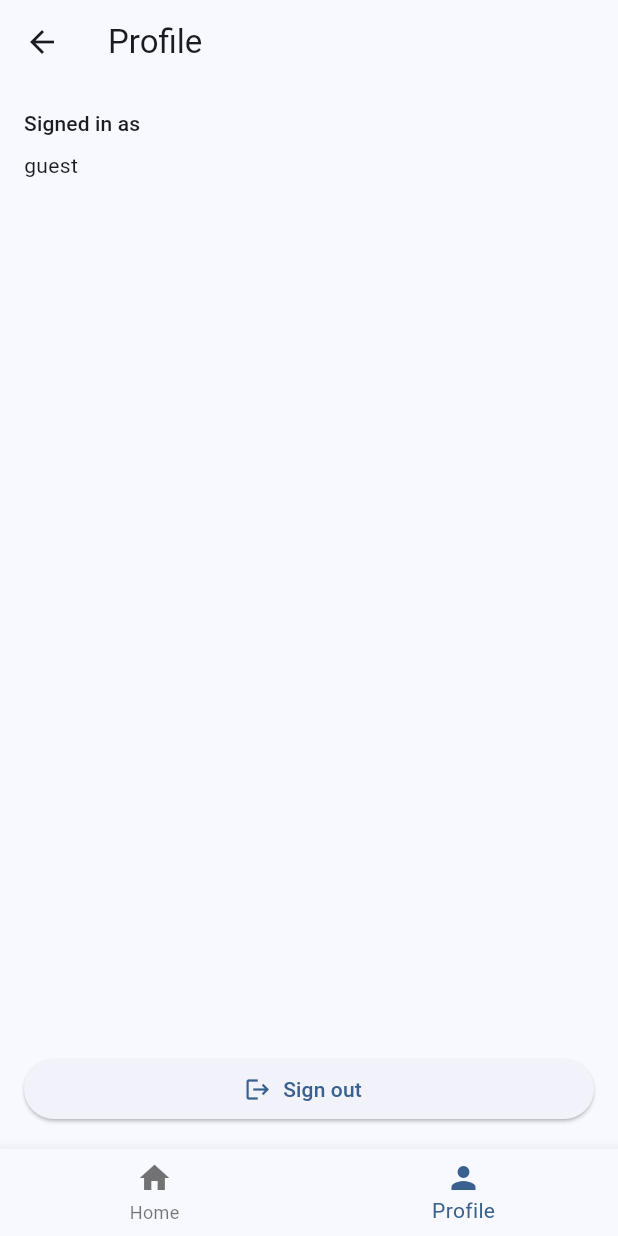
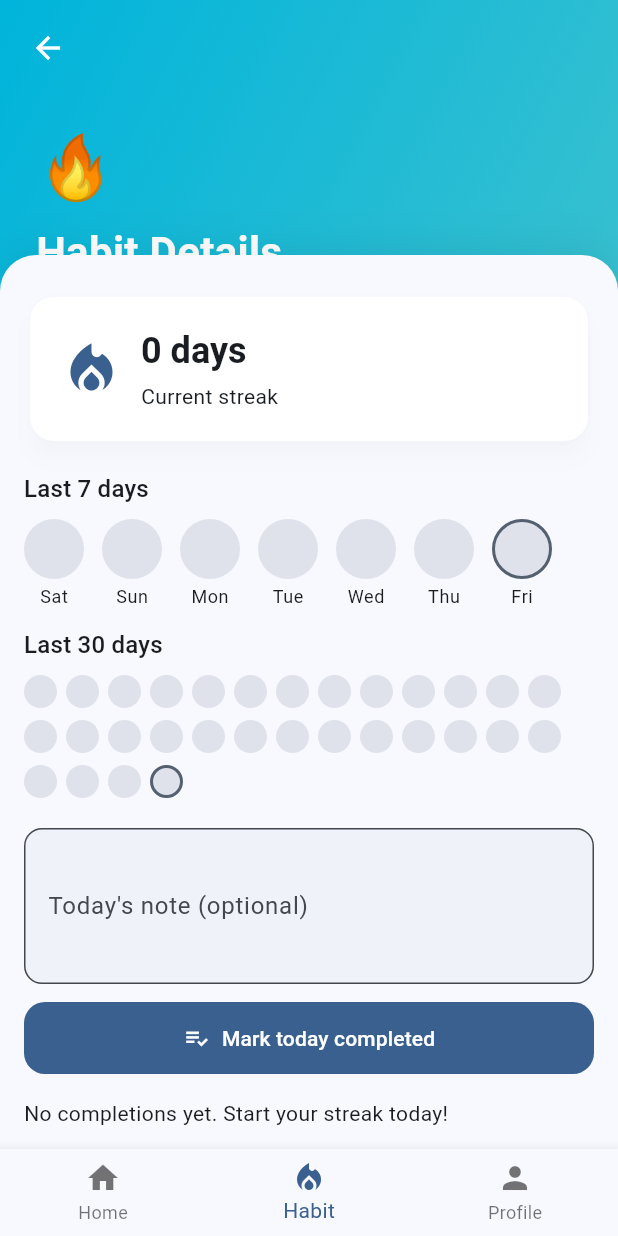
Before and after one commit to livingstonmitchell/habits, a Flutter app: the MainLayout screen opened by its route, item 2 of the bottom bar chosen, on a phone screen of 412 x 824 dp. Run offline on Flutter 3.47's test engine with Material 3 defaults, Android fonts, the phone set to English and light mode, and no system bars; our stand-ins replace firebase_core; accounts and stored records are empty.

Commit message:
screen 1 test

```diff
--- a/lib/app_core.dart
+++ b/lib/app_core.dart
@@ -7,7 +7,7 @@ class AppCore extends StatelessWidget {
   @override
   Widget build(BuildContext context) {
     return MaterialApp(
-      title: 'Blank Template',
+      title: 'habits_app',
       debugShowCheckedModeBanner: false,
       navigatorKey: AppNavigator.navigatorKey,
       theme: ThemeData(
@@ -16,7 +16,6 @@ class AppCore extends StatelessWidget {
       ),
       initialRoute: AppRoutes.initialRoute,
       routes: AppRoutes.routes,
-
     );
   }
 }
--- a/lib/auth/login_screen.dart
+++ b/lib/auth/login_screen.dart
@@ -1,4 +1,4 @@
-// Simplified login screen for the blank template
+// Simplified login screen for the habits_app
 import 'package:flutter/material.dart';
 import '../services/auth_service.dart';
 import '../routes/app_router.dart';
--- a/lib/bootstrap.dart
+++ b/lib/bootstrap.dart
@@ -1,8 +1,10 @@
+import 'package:firebase_core/firebase_core.dart';
 import 'package:flutter/material.dart';
 
-/// Lightweight bootstrap for the starter template.
-/// This keeps only the bits needed to ensure WidgetsBinding is ready.
+import 'firebase_options.dart';
+
+/// Initializes core services (Firebase + bindings) before the app starts.
 Future<void> initApp() async {
   WidgetsFlutterBinding.ensureInitialized();
-  await Future<void>.delayed(const Duration(milliseconds: 200));
+  await Firebase.initializeApp(options: DefaultFirebaseOptions.currentPlatform);
 }
--- /dev/null
+++ b/lib/features/habits/habit_details_screen.dart
@@ -0,0 +1,543 @@
+import 'package:cloud_firestore/cloud_firestore.dart';
+import 'package:flutter/material.dart';
+
+import '../../utils/streak_utils.dart';
+
+@immutable
+class HabitDetailsArgs {
+  const HabitDetailsArgs({
+    required this.habitId,
+    required this.title,
+    required this.emoji,
+  });
+
+  final String habitId;
+  final String title;
+  final String emoji;
+}
+
+class HabitDetailsScreen extends StatefulWidget {
+  const HabitDetailsScreen({super.key, HabitDetailsArgs? args})
+    : args =
+          args ??
+          const HabitDetailsArgs(
+            habitId: 'demo-habit',
+            title: 'Habit Details',
+            emoji: '🔥',
+          );
+
+  /// Arguments for the habit being viewed; defaults to a demo habit when none
+  /// are provided (useful for embedded tabs or previews).
+  final HabitDetailsArgs args;
+
+  @override
+  State<HabitDetailsScreen> createState() => _HabitDetailsScreenState();
+}
+
+class _HabitDetailsScreenState extends State<HabitDetailsScreen> {
+  final _noteController = TextEditingController();
+  bool _toggling = false;
+
+  CollectionReference<Map<String, dynamic>> get _logsRef => FirebaseFirestore
+      .instance
+      .collection('habits')
+      .doc(widget.args.habitId)
+      .collection('logs');
+
+  Stream<List<HabitLog>> get _logStream {
+    return _logsRef
+        .orderBy('date', descending: true)
+        .limit(60)
+        .snapshots()
+        .map(
+          (snapshot) =>
+              snapshot.docs.map((doc) => HabitLog.fromSnapshot(doc)).toList(),
+        );
+  }
+
+  @override
+  void dispose() {
+    _noteController.dispose();
+    super.dispose();
+  }
+
+  Future<void> _toggleToday(HabitLog? todayLog) async {
+    final now = dateOnly(DateTime.now());
+    final docRef = _logsRef.doc(dateKey(now));
+    final shouldMarkComplete = !(todayLog?.completed ?? false);
+    final trimmedNote = _noteController.text.trim();
+    final noteToSave = trimmedNote.isEmpty ? null : trimmedNote;
+
+    setState(() => _toggling = true);
+    try {
+      await docRef.set({
+        'date': Timestamp.fromDate(now),
+        'completed': shouldMarkComplete,
+        'note': shouldMarkComplete ? noteToSave : null,
+        'updatedAt': FieldValue.serverTimestamp(),
+      }, SetOptions(merge: true));
+    } catch (e) {
+      if (mounted) {
+        ScaffoldMessenger.of(context).showSnackBar(
+          SnackBar(content: Text('Could not update today\'s log: $e')),
+        );
+      }
+    } finally {
+      if (mounted) {
+        setState(() => _toggling = false);
+      }
+    }
+  }
+
+  @override
+  Widget build(BuildContext context) {
+    return StreamBuilder<List<HabitLog>>(
+      stream: _logStream,
+      builder: (context, snapshot) {
+        if (snapshot.hasError) {
+          return Scaffold(
+            appBar: AppBar(title: Text(widget.args.title)),
+            body: const Center(
+              child: Text('Something went wrong loading this habit.'),
+            ),
+          );
+        }
+
+        if (!snapshot.hasData) {
+          return const Scaffold(
+            body: Center(child: CircularProgressIndicator()),
+          );
+        }
+
+        final logs = snapshot.data!;
+        final today = dateOnly(DateTime.now());
+        final completedDays = logs
+            .where((log) => log.completed)
+            .map((log) => log.date)
+            .toSet();
+        final completedKeys = completedDays.map(dateKey).toSet();
+        final streak = calculateCurrentStreak(completedDays);
+        final HabitLog todayLog = logs.firstWhere(
+          (log) => DateUtils.isSameDay(log.date, today),
+          orElse: () => HabitLog(date: today, completed: false),
+        );
+
+        final newNoteText = todayLog.note ?? '';
+        if (_noteController.text != newNoteText) {
+          _noteController.text = newNoteText;
+        }
+
+        return Container(
+          decoration: const BoxDecoration(
+            gradient: LinearGradient(
+              colors: [Color(0xFF00B4DB), Color(0xFF0083B0)],
+              begin: Alignment.topLeft,
+              end: Alignment.bottomRight,
+            ),
+          ),
+          child: Scaffold(
+            backgroundColor: Colors.transparent,
+            body: Stack(
+              children: [
+                _Header(emoji: widget.args.emoji, title: widget.args.title),
+                SafeArea(
+                  child: Column(
+                    children: [
+                      const SizedBox(height: 170),
+                      Expanded(
+                        child: Container(
+                          decoration: BoxDecoration(
+                            color: Theme.of(context).colorScheme.surface,
+                            borderRadius: const BorderRadius.vertical(
+                              top: Radius.circular(24),
+                            ),
+                            boxShadow: [
+                              BoxShadow(
+                                color: Colors.black.withOpacity(0.08),
+                                blurRadius: 24,
+                                offset: const Offset(0, -4),
+                              ),
+                            ],
+                          ),
+                          child: SingleChildScrollView(
+                            padding: const EdgeInsets.fromLTRB(16, 24, 16, 32),
+                            child: Column(
+                              crossAxisAlignment: CrossAxisAlignment.start,
+                              children: [
+                                _StreakCard(streak: streak),
+                                const SizedBox(height: 16),
+                                _RecentGrid(
+                                  completedKeys: completedKeys,
+                                  days: 7,
+                                  title: 'Last 7 days',
+                                ),
+                                const SizedBox(height: 12),
+                                _RecentGrid(
+                                  completedKeys: completedKeys,
+                                  days: 30,
+                                  title: 'Last 30 days',
+                                  compact: true,
+                                ),
+                                const SizedBox(height: 20),
+                                TextField(
+                                  controller: _noteController,
+                                  maxLines: 3,
+                                  decoration: InputDecoration(
+                                    labelText: "Today's note (optional)",
+                                    border: OutlineInputBorder(
+                                      borderRadius: BorderRadius.circular(12),
+                                    ),
+                                    filled: true,
+                                    fillColor: Theme.of(context)
+                                        .colorScheme
+                                        .surfaceVariant
+                                        .withOpacity(0.3),
+                                  ),
+                                ),
+                                const SizedBox(height: 12),
+                                SizedBox(
+                                  width: double.infinity,
+                                  child: FilledButton.icon(
+                                    style: FilledButton.styleFrom(
+                                      padding: const EdgeInsets.symmetric(
+                                        vertical: 14,
+                                        horizontal: 16,
+                                      ),
+                                      shape: RoundedRectangleBorder(
+                                        borderRadius: BorderRadius.circular(14),
+                                      ),
+                                    ),
+                                    onPressed: _toggling
+                                        ? null
+                                        : () => _toggleToday(todayLog),
+                                    icon: _toggling
+                                        ? const SizedBox(
+                                            width: 18,
+                                            height: 18,
+                                            child: CircularProgressIndicator(
+                                              strokeWidth: 2,
+                                              color: Colors.white,
+                                            ),
+                                          )
+                                        : Icon(
+                                            todayLog.completed
+                                                ? Icons.check_circle
+                                                : Icons.playlist_add_check,
+                                          ),
+                                    label: Text(
+                                      todayLog.completed
+                                          ? 'Unmark today'
+                                          : 'Mark today completed',
+                                    ),
+                                  ),
+                                ),
+                                const SizedBox(height: 16),
+                                _HistoryList(logs: logs),
+                              ],
+                            ),
+                          ),
+                        ),
+                      ),
+                    ],
+                  ),
+                ),
+                Positioned(
+                  top: MediaQuery.of(context).padding.top + 8,
+                  left: 8,
+                  child: IconButton(
+                    onPressed: () => Navigator.of(context).maybePop(),
+                    icon: const Icon(Icons.arrow_back),
+                    color: Colors.white,
+                  ),
+                ),
+              ],
+            ),
+          ),
+        );
+      },
+    );
+  }
+}
+
+class _Header extends StatelessWidget {
+  const _Header({required this.emoji, required this.title});
+
+  final String emoji;
+  final String title;
+
+  @override
+  Widget build(BuildContext context) {
+    final scheme = Theme.of(context).colorScheme;
+    return Container(
+      height: 210,
+      width: double.infinity,
+      decoration: BoxDecoration(
+        gradient: LinearGradient(
+          colors: [const Color(0xFF00B4DB), const Color(0xFF38C0D0)],
+          begin: Alignment.topLeft,
+          end: Alignment.bottomRight,
+        ),
+        boxShadow: [
+          BoxShadow(
+            color: Colors.black.withOpacity(0.18),
+            blurRadius: 30,
+            offset: const Offset(0, 12),
+          ),
+        ],
+      ),
+      child: Padding(
+        padding: const EdgeInsets.fromLTRB(24, 48, 24, 24),
+        child: Column(
+          crossAxisAlignment: CrossAxisAlignment.start,
+          mainAxisAlignment: MainAxisAlignment.end,
+          children: [
+            Text(emoji, style: const TextStyle(fontSize: 42)),
+            const SizedBox(height: 8),
+            Text(
+              title,
+              style: Theme.of(context).textTheme.headlineMedium?.copyWith(
+                color: scheme.onPrimary,
+                fontWeight: FontWeight.bold,
+                letterSpacing: 0.2,
+              ),
+            ),
+          ],
+        ),
+      ),
+    );
+  }
+}
+
+class _StreakCard extends StatelessWidget {
+  const _StreakCard({required this.streak});
+
+  final int streak;
+
+  @override
+  Widget build(BuildContext context) {
+    return Card(
+      elevation: 6,
+      color: Colors.white,
+      shadowColor: Colors.black.withOpacity(0.1),
+      shape: RoundedRectangleBorder(borderRadius: BorderRadius.circular(16)),
+      child: Padding(
+        padding: const EdgeInsets.all(20),
+        child: Row(
+          children: [
+            Icon(
+              Icons.local_fire_department,
+              size: 42,
+              color: Theme.of(context).colorScheme.primary,
+            ),
+            const SizedBox(width: 12),
+            Column(
+              crossAxisAlignment: CrossAxisAlignment.start,
+              children: [
+                Text(
+                  '$streak day${streak == 1 ? '' : 's'}',
+                  style: Theme.of(context).textTheme.headlineSmall?.copyWith(
+                    fontWeight: FontWeight.bold,
+                  ),
+                ),
+                const SizedBox(height: 4),
+                const Text('Current streak'),
+              ],
+            ),
+          ],
+        ),
+      ),
+    );
+  }
+}
+
+class _RecentGrid extends StatelessWidget {
+  const _RecentGrid({
+    required this.completedKeys,
+    required this.days,
+    required this.title,
+    this.compact = false,
+  });
+
+  final Set<String> completedKeys;
+  final int days;
+  final String title;
+  final bool compact;
+
+  @override
+  Widget build(BuildContext context) {
+    final today = dateOnly(DateTime.now());
+    final cells = List.generate(days, (index) {
+      final day = today.subtract(Duration(days: days - 1 - index));
+      final key = dateKey(day);
+      final done = completedKeys.contains(key);
+      return _DayDot(date: day, done: done, compact: compact);
+    });
+
+    return Column(
+      crossAxisAlignment: CrossAxisAlignment.start,
+      children: [
+        Text(title, style: Theme.of(context).textTheme.titleMedium),
+        const SizedBox(height: 8),
+        Wrap(spacing: compact ? 6 : 12, runSpacing: 8, children: cells),
+      ],
+    );
+  }
+}
+
+class _DayDot extends StatelessWidget {
+  const _DayDot({
+    required this.date,
+    required this.done,
+    required this.compact,
+  });
+
+  final DateTime date;
+  final bool done;
+  final bool compact;
+
+  @override
+  Widget build(BuildContext context) {
+    final isToday = DateUtils.isSameDay(dateOnly(DateTime.now()), date);
+    final size = compact ? 22.0 : 40.0;
+    final scheme = Theme.of(context).colorScheme;
+    final baseColor = _dayColor(date);
+    return Column(
+      mainAxisSize: MainAxisSize.min,
+      children: [
+        AnimatedContainer(
+          duration: const Duration(milliseconds: 180),
+          width: size,
+          height: size,
+          decoration: BoxDecoration(
+            shape: BoxShape.circle,
+            color: done ? baseColor : scheme.surfaceVariant,
+            border: isToday
+                ? Border.all(
+                    color: done ? baseColor : scheme.secondary,
+                    width: 2,
+                  )
+                : null,
+            boxShadow: done
+                ? [
+                    BoxShadow(
+                      color: baseColor.withOpacity(0.35),
+                      blurRadius: 12,
+                      offset: const Offset(0, 4),
+                    ),
+                  ]
+                : null,
+          ),
+          child: done
+              ? const Icon(Icons.check, size: 18, color: Colors.white)
+              : null,
+        ),
+        if (!compact) ...[
+          const SizedBox(height: 4),
+          Text(
+            _weekdayLabel(date),
+            style: Theme.of(context).textTheme.bodySmall,
+          ),
+        ],
+      ],
+    );
+  }
+}
+
+class _HistoryList extends StatelessWidget {
+  const _HistoryList({required this.logs});
+
+  final List<HabitLog> logs;
+
+  @override
+  Widget build(BuildContext context) {
+    if (logs.isEmpty) {
+      return const Text('No completions yet. Start your streak today!');
+    }
+
+    return Column(
+      crossAxisAlignment: CrossAxisAlignment.start,
+      children: [
+        Text('History', style: Theme.of(context).textTheme.titleMedium),
+        const SizedBox(height: 8),
+        ...logs.map((log) {
+          final subtitle = log.note?.isNotEmpty == true ? log.note : null;
+          return ListTile(
+            contentPadding: EdgeInsets.zero,
+            leading: Icon(
+              log.completed ? Icons.check_circle : Icons.radio_button_unchecked,
+              color: log.completed
+                  ? Theme.of(context).colorScheme.primary
+                  : Colors.grey,
+            ),
+            title: Text(_friendlyDate(log.date)),
+            subtitle: subtitle != null ? Text(subtitle) : null,
+            trailing: log.completed
+                ? const Icon(Icons.local_fire_department)
+                : const SizedBox.shrink(),
+          );
+        }),
+      ],
+    );
+  }
+}
+
+class HabitLog {
+  HabitLog({required this.date, required this.completed, this.note});
+
+  final DateTime date;
+  final bool completed;
+  final String? note;
+
+  factory HabitLog.fromSnapshot(DocumentSnapshot<Map<String, dynamic>> doc) {
+    final data = doc.data() ?? <String, dynamic>{};
+    final rawDate = data['date'];
+    DateTime parsedDate;
+
+    if (rawDate is Timestamp) {
+      parsedDate = dateOnly(rawDate.toDate());
+    } else if (rawDate is DateTime) {
+      parsedDate = dateOnly(rawDate);
+    } else {
+      try {
+        parsedDate = dateOnly(DateTime.parse(doc.id));
+      } catch (_) {
+        parsedDate = dateOnly(DateTime.now());
+      }
+    }
+
+    final note = (data['note'] as String?)?.trim();
+
+    return HabitLog(
+      date: parsedDate,
+      completed: data['completed'] == true,
+      note: note?.isEmpty == true ? null : note,
+    );
+  }
+}
+
+String _weekdayLabel(DateTime date) {
+  const labels = ['Sun', 'Mon', 'Tue', 'Wed', 'Thu', 'Fri', 'Sat'];
+  return labels[date.weekday % 7];
+}
+
+String _friendlyDate(DateTime date) {
+  final today = dateOnly(DateTime.now());
+  if (DateUtils.isSameDay(today, date)) return 'Today';
+  if (DateUtils.isSameDay(today.subtract(const Duration(days: 1)), date)) {
+    return 'Yesterday';
+  }
+  return '${date.month}/${date.day}/${date.year}';
+}
+
+Color _dayColor(DateTime date) {
+  const palette = <Color>[
+    Color(0xFFEF5350), // red
+    Color(0xFFAB47BC), // purple
+    Color(0xFF5C6BC0), // indigo
+    Color(0xFF26A69A), // teal
+    Color(0xFFFFA726), // orange
+    Color(0xFF29B6F6), // light blue
+    Color(0xFF66BB6A), // green
+  ];
+  return palette[(date.weekday - 1) % palette.length];
+}
--- a/lib/main_layout.dart
+++ b/lib/main_layout.dart
@@ -1,6 +1,7 @@
 import 'package:flutter/material.dart';
 import 'profile_page.dart';
 import 'screens/home_screen.dart';
+import 'features/habits/habit_details_screen.dart';
 
 class MainLayout extends StatefulWidget {
   const MainLayout({super.key});
@@ -11,7 +12,11 @@ class MainLayout extends StatefulWidget {
 
 class _MainLayoutState extends State<MainLayout> {
   int _index = 0;
-  late final List<Widget> _pages = const [HomeScreen(), ProfilePage()];
+  late final List<Widget> _pages = const [
+    HomeScreen(),
+    HabitDetailsScreen(),
+    ProfilePage(),
+  ];
 
   @override
   Widget build(BuildContext context) {
@@ -22,6 +27,10 @@ class _MainLayoutState extends State<MainLayout> {
         onTap: (value) => setState(() => _index = value),
         items: const [
           BottomNavigationBarItem(icon: Icon(Icons.home), label: 'Home'),
+          BottomNavigationBarItem(
+            icon: Icon(Icons.local_fire_department),
+            label: 'Habit',
+          ),
           BottomNavigationBarItem(icon: Icon(Icons.person), label: 'Profile'),
         ],
       ),
--- a/lib/routes/app_router.dart
+++ b/lib/routes/app_router.dart
@@ -5,6 +5,7 @@ import '../auth/register_screen.dart';
 import '../auth/reset_password_screen.dart';
 import '../main_layout.dart';
 import '../profile_page.dart';
+import '../features/habits/habit_details_screen.dart';
 
 class AppRoutes {
   // Route names
@@ -14,6 +15,7 @@ class AppRoutes {
   static const String resetPassword = '/reset-password';
   static const String userDashboard = '/user';
   static const String userProfile = '/user/profile';
+  static const String habitDetails = '/habit/details';
 
   static String get initialRoute => splash;
 
@@ -26,8 +28,14 @@ class AppRoutes {
     resetPassword: (_) => const ResetPasswordScreen(),
     userDashboard: (_) => const MainLayout(),
     userProfile: (_) => const ProfilePage(),
+    habitDetails: (context) {
+      final args = ModalRoute.of(context)?.settings.arguments;
+      if (args is HabitDetailsArgs) {
+        return HabitDetailsScreen(args: args);
+      }
+      return const HabitDetailsScreen();
+    },
   };
-
 }
 
 // Route navigation helpers
--- a/lib/screens/home_screen.dart
+++ b/lib/screens/home_screen.dart
@@ -9,6 +9,7 @@ class HomeScreen extends StatelessWidget {
       appBar: AppBar(title: const Text('Home')),
       body: const Center(
         child: Text('Blank home screen. Add your widgets here.'),
+
       ),
     );
   }
--- /dev/null
+++ b/lib/utils/streak_utils.dart
@@ -0,0 +1,30 @@
+import 'package:flutter/material.dart';
+
+/// Returns a date truncated to midnight in the local timezone.
+DateTime dateOnly(DateTime input) => DateUtils.dateOnly(input.toLocal());
+
+/// Creates a stable `yyyy-MM-dd` key for storing or reading day-specific docs.
+String dateKey(DateTime date) {
+  final normalized = dateOnly(date);
+  final y = normalized.year.toString().padLeft(4, '0');
+  final m = normalized.month.toString().padLeft(2, '0');
+  final d = normalized.day.toString().padLeft(2, '0');
+  return '$y-$m-$d';
+}
+
+/// Calculates the current streak of completed days up to `today` (inclusive).
+///
+/// The streak increments while there are consecutive completed days working
+/// backwards from today. It stops at the first missing or incomplete day.
+int calculateCurrentStreak(Set<DateTime> completedDays, {DateTime? today}) {
+  final completedKeys = completedDays.map(dateKey).toSet();
+  var cursor = dateOnly(today ?? DateTime.now());
+  var streak = 0;
+
+  while (completedKeys.contains(dateKey(cursor))) {
+    streak += 1;
+    cursor = cursor.subtract(const Duration(days: 1));
+  }
+
+  return streak;
+}
```
Also changed, not shown: 1 other file.
